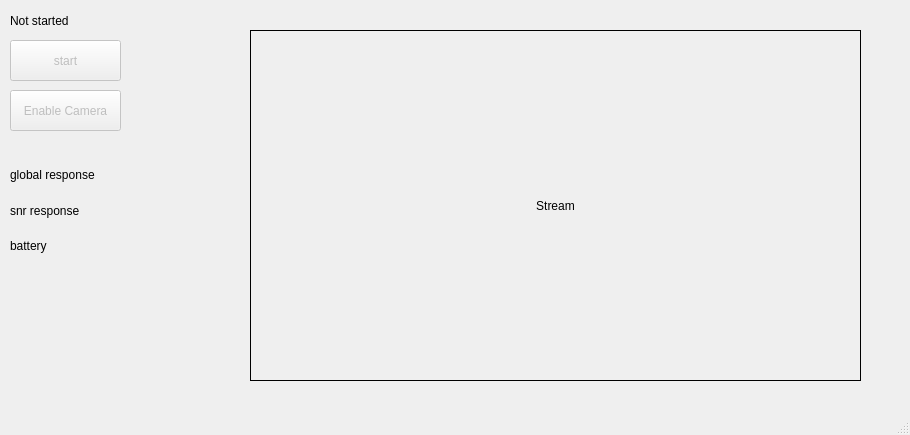
First picture: the form in mainwindow.ui, repository AnthonyDoucet/DJI_TELLO_QT6_API, before the edit.
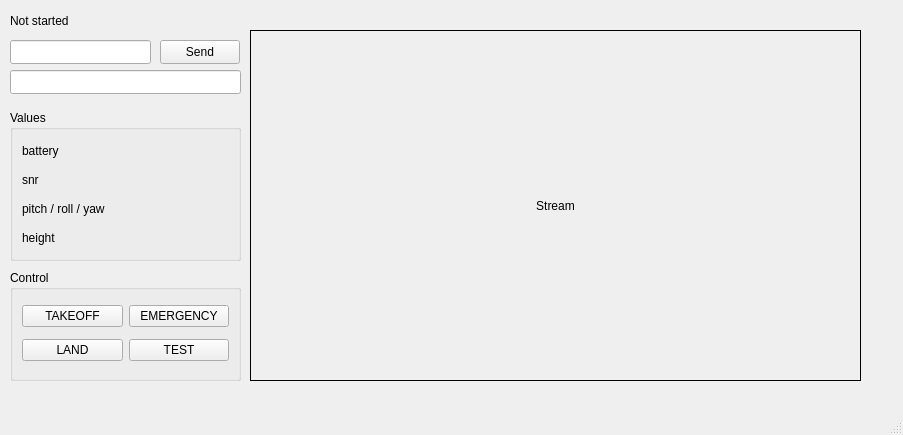
Second picture: the form after the edit.

```diff
--- a/mainwindow.ui
+++ b/mainwindow.ui
@@ -6,7 +6,7 @@
    <rect>
     <x>0</x>
     <y>0</y>
-    <width>910</width>
+    <width>903</width>
     <height>435</height>
    </rect>
   </property>
@@ -14,22 +14,6 @@
    <string>MainWindow</string>
   </property>
   <widget class="QWidget" name="centralwidget">
-   <widget class="QPushButton" name="pushButton">
-    <property name="enabled">
-     <bool>false</bool>
-    </property>
-    <property name="geometry">
-     <rect>
-      <x>10</x>
-      <y>40</y>
-      <width>111</width>
-      <height>41</height>
-     </rect>
-    </property>
-    <property name="text">
-     <string>start</string>
-    </property>
-   </widget>
    <widget class="QLabel" name="label_stream">
     <property name="geometry">
      <rect>
@@ -52,55 +36,6 @@
      <set>Qt::AlignCenter</set>
     </property>
    </widget>
-   <widget class="QPushButton" name="pushButton_2">
-    <property name="enabled">
-     <bool>false</bool>
-    </property>
-    <property name="geometry">
-     <rect>
-      <x>10</x>
-      <y>90</y>
-      <width>111</width>
-      <height>41</height>
-     </rect>
-    </property>
-    <property name="text">
-     <string>Enable Camera</string>
-    </property>
-   </widget>
-   <widget class="QWidget" name="verticalLayoutWidget">
-    <property name="geometry">
-     <rect>
-      <x>10</x>
-      <y>160</y>
-      <width>201</width>
-      <height>101</height>
-     </rect>
-    </property>
-    <layout class="QVBoxLayout" name="verticalLayout">
-     <item>
-      <widget class="QLabel" name="label">
-       <property name="text">
-        <string>global response</string>
-       </property>
-      </widget>
-     </item>
-     <item>
-      <widget class="QLabel" name="label_2">
-       <property name="text">
-        <string>snr response</string>
-       </property>
-      </widget>
-     </item>
-     <item>
-      <widget class="QLabel" name="label_3">
-       <property name="text">
-        <string>battery</string>
-       </property>
-      </widget>
-     </item>
-    </layout>
-   </widget>
    <widget class="QLabel" name="label_status">
     <property name="geometry">
      <rect>
@@ -114,6 +49,125 @@
      <string>Not started</string>
     </property>
    </widget>
+   <widget class="QPushButton" name="pushButton">
+    <property name="geometry">
+     <rect>
+      <x>160</x>
+      <y>40</y>
+      <width>80</width>
+      <height>24</height>
+     </rect>
+    </property>
+    <property name="text">
+     <string>Send</string>
+    </property>
+   </widget>
+   <widget class="QLineEdit" name="lineEdit_send">
+    <property name="geometry">
+     <rect>
+      <x>10</x>
+      <y>40</y>
+      <width>141</width>
+      <height>24</height>
+     </rect>
+    </property>
+   </widget>
+   <widget class="QGroupBox" name="groupBox">
+    <property name="geometry">
+     <rect>
+      <x>10</x>
+      <y>110</y>
+      <width>231</width>
+      <height>151</height>
+     </rect>
+    </property>
+    <property name="title">
+     <string>Values</string>
+    </property>
+    <layout class="QVBoxLayout" name="verticalLayout">
+     <item>
+      <widget class="QLabel" name="label_battery">
+       <property name="text">
+        <string>battery</string>
+       </property>
+      </widget>
+     </item>
+     <item>
+      <widget class="QLabel" name="label_snr">
+       <property name="text">
+        <string>snr</string>
+       </property>
+      </widget>
+     </item>
+     <item>
+      <widget class="QLabel" name="label_pitch_roll_yaw">
+       <property name="text">
+        <string>pitch / roll / yaw</string>
+       </property>
+      </widget>
+     </item>
+     <item>
+      <widget class="QLabel" name="label_height">
+       <property name="text">
+        <string>height</string>
+       </property>
+      </widget>
+     </item>
+    </layout>
+   </widget>
+   <widget class="QLineEdit" name="lineEdit_response">
+    <property name="geometry">
+     <rect>
+      <x>10</x>
+      <y>70</y>
+      <width>231</width>
+      <height>24</height>
+     </rect>
+    </property>
+   </widget>
+   <widget class="QGroupBox" name="groupBox_2">
+    <property name="geometry">
+     <rect>
+      <x>10</x>
+      <y>270</y>
+      <width>231</width>
+      <height>111</height>
+     </rect>
+    </property>
+    <property name="title">
+     <string>Control</string>
+    </property>
+    <layout class="QGridLayout" name="gridLayout">
+     <item row="1" column="1">
+      <widget class="QPushButton" name="btn_test">
+       <property name="text">
+        <string>TEST</string>
+       </property>
+      </widget>
+     </item>
+     <item row="1" column="0">
+      <widget class="QPushButton" name="btn_land">
+       <property name="text">
+        <string>LAND</string>
+       </property>
+      </widget>
+     </item>
+     <item row="0" column="0">
+      <widget class="QPushButton" name="btn_takeoff">
+       <property name="text">
+        <string>TAKEOFF</string>
+       </property>
+      </widget>
+     </item>
+     <item row="0" column="1">
+      <widget class="QPushButton" name="btn_emergency">
+       <property name="text">
+        <string>EMERGENCY</string>
+       </property>
+      </widget>
+     </item>
+    </layout>
+   </widget>
   </widget>
   <widget class="QMenuBar" name="menubar">
    <property name="geometry">
```
Left out of the diff: 2 changed lines with no effect on the pictures.
